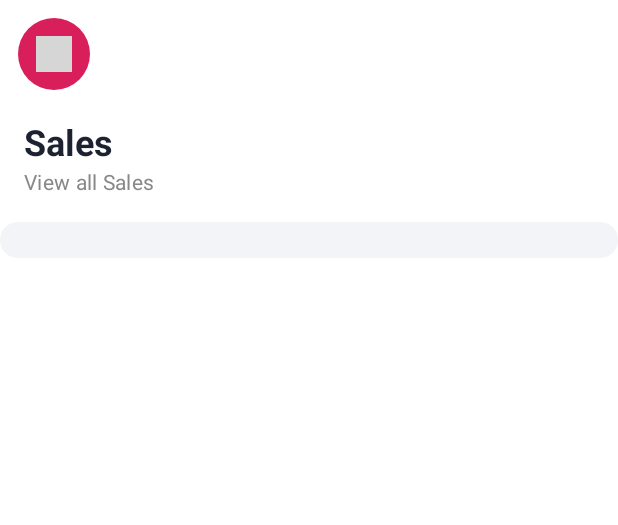
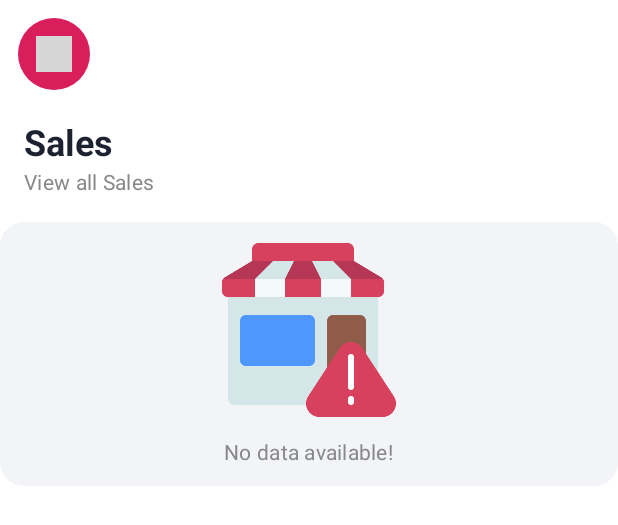
Before and after one commit to Dismas-Ospaltic/SalesNote, an Android app built with Jetpack Compose: the @Preview function SingleSalesReportScreenPreview, on a phone screen of 412 x 824 dp. Shown: the top 525 px of the screen. Run offline under Robolectric (Android 15) with nearby library versions, the phone set to English and light mode, and no system bars; our stand-ins replace Room's generated code, accompanist; 1 statement that could not run was skipped; grey boxes are pictures that could not be loaded.

Commit message:
more functionality, bug fix, UI tweaks

```diff
--- a/app/src/main/java/com/st11/salesnote/screens/SingleSalesReportScreen.kt
+++ b/app/src/main/java/com/st11/salesnote/screens/SingleSalesReportScreen.kt
@@ -4,6 +4,7 @@ package com.st11.salesnote.screens
 
 
 
+import androidx.compose.foundation.Image
 import androidx.compose.foundation.background
 import androidx.compose.foundation.clickable
 import androidx.compose.foundation.layout.*
@@ -23,6 +24,7 @@ import com.st11.salesnote.R
 import androidx.compose.ui.platform.LocalContext
 import androidx.compose.ui.platform.LocalLayoutDirection
 import androidx.compose.ui.res.colorResource
+import androidx.compose.ui.res.painterResource
 import androidx.compose.ui.text.font.FontWeight
 import androidx.compose.ui.tooling.preview.Preview
 import androidx.compose.ui.unit.dp
@@ -169,7 +171,29 @@ fun SingleSalesReportScreen(navController: NavController, itemId: String?) {
 //                    for (index in saleReceipt){
 //                        val sale = saleReceipt[index] // Access each book
 
-
+                    if (saleReceipt.isEmpty()) {
+                        Box(
+                            modifier = Modifier
+                                .fillMaxSize(),
+                            contentAlignment = Alignment.Center
+                        ) {
+                            Column(
+                                horizontalAlignment = Alignment.CenterHorizontally
+                            ) {
+                                Image(
+                                    painter = painterResource(id = R.drawable.shop), // Replace with your image in res/drawable
+                                    contentDescription = "No Data",
+                                    modifier = Modifier.size(120.dp)
+                                )
+                                Spacer(modifier = Modifier.height(12.dp))
+                                Text(
+                                    text = "No data available!",
+                                    color = Color.Gray,
+                                    style = MaterialTheme.typography.bodyMedium
+                                )
+                            }
+                        }
+                    }else{
                     // Iterate over sales when not empty
                     for (index in saleReceipt.indices) {
                         val sale = saleReceipt[index]
@@ -249,7 +273,7 @@ fun SingleSalesReportScreen(navController: NavController, itemId: String?) {
                             )
                         }
                     }
-
+                }
 
 
 
```
Also changed, not shown: app/src/main/java/com/st11/salesnote/screens/HomeScreen.kt (+33 -2 lines), app/src/main/res/drawable/shop.png (added).
